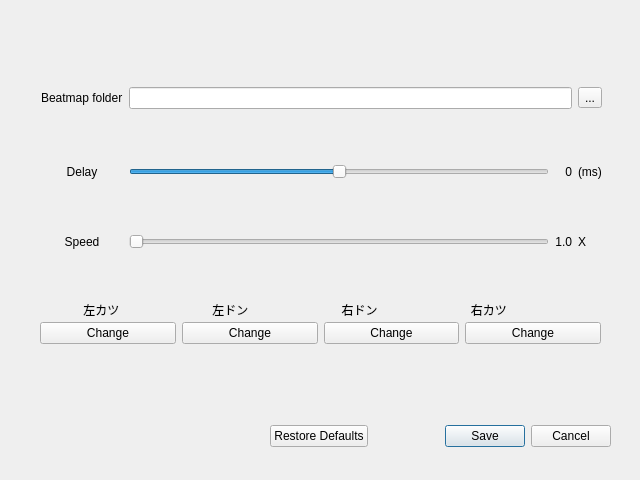
Before: the Qt Designer form optionsdialog.ui in HMKRL/pd2-Taiko, drawn with Qt 5.
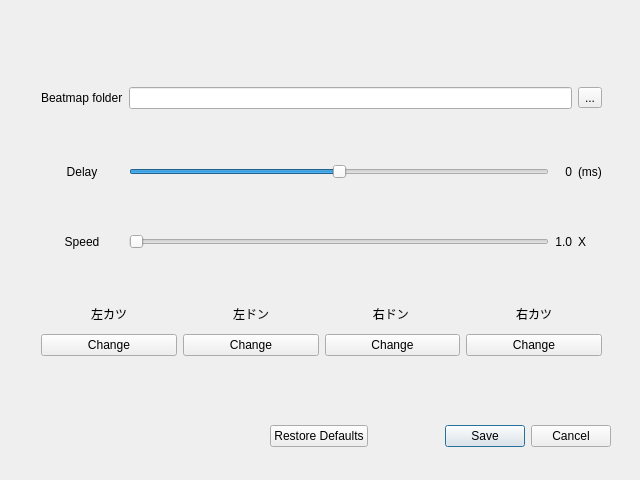
After: the same form once the commit is applied.

What changed in the file:
```diff
--- a/optionsdialog.ui
+++ b/optionsdialog.ui
@@ -147,51 +147,78 @@
     </item>
    </layout>
   </widget>
-  <widget class="QLabel" name="label_8">
-   <property name="geometry">
-    <rect>
-     <x>40</x>
-     <y>300</y>
-     <width>561</width>
-     <height>20</height>
-    </rect>
-   </property>
-   <property name="text">
-    <string>             左カツ                            左ドン                            右ドン                            右カツ</string>
-   </property>
-  </widget>
   <widget class="QWidget" name="">
    <property name="geometry">
     <rect>
-     <x>40</x>
-     <y>320</y>
+     <x>41</x>
+     <y>300</y>
      <width>561</width>
-     <height>27</height>
+     <height>56</height>
     </rect>
    </property>
-   <layout class="QHBoxLayout" name="horizontalLayout">
-    <item>
+   <layout class="QGridLayout" name="gridLayout_2">
+    <item row="0" column="0">
+     <widget class="QLabel" name="label_9">
+      <property name="text">
+       <string>左カツ</string>
+      </property>
+      <property name="alignment">
+       <set>Qt::AlignCenter</set>
+      </property>
+     </widget>
+    </item>
+    <item row="0" column="1">
+     <widget class="QLabel" name="label_10">
+      <property name="text">
+       <string>左ドン</string>
+      </property>
+      <property name="alignment">
+       <set>Qt::AlignCenter</set>
+      </property>
+     </widget>
+    </item>
+    <item row="0" column="2">
+     <widget class="QLabel" name="label_11">
+      <property name="text">
+       <string>右ドン </string>
+      </property>
+      <property name="alignment">
+       <set>Qt::AlignCenter</set>
+      </property>
+     </widget>
+    </item>
+    <item row="0" column="3">
+     <widget class="QLabel" name="label_12">
+      <property name="text">
+       <string>右カツ</string>
+      </property>
+      <property name="alignment">
+       <set>Qt::AlignCenter</set>
+      </property>
+     </widget>
+    </item>
+    <item row="1" column="0">
      <widget class="QPushButton" name="pushButton">
       <property name="text">
        <string>Change</string>
       </property>
      </widget>
     </item>
-    <item>
+    <item row="1" column="1">
      <widget class="QPushButton" name="pushButton_2">
       <property name="text">
        <string>Change</string>
       </property>
      </widget>
     </item>
-    <item>
+    <item row="1" column="2">
      <widget class="QPushButton" name="pushButton_3">
       <property name="text">
        <string>Change</string>
       </property>
      </widget>
     </item>
-    <item>
+    <item row="1" column="3">
      <widget class="QPushButton" name="pushButton_4">
       <property name="text">
        <string>Change</string>
```
